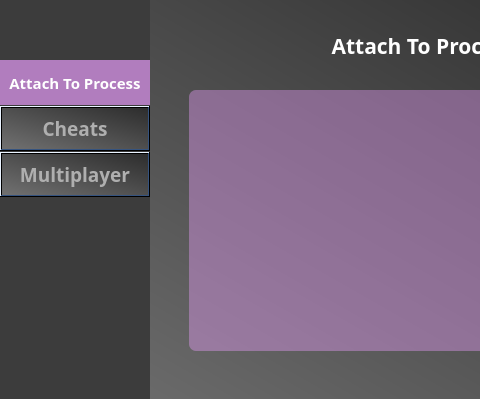
itaybiran/MinesweeperCheats-Client, file gui/attach_to_process.ui: the form before one commit; both pictures show x 0 to 480 and y 0 to 399 of the 699 by 399 pixel window.
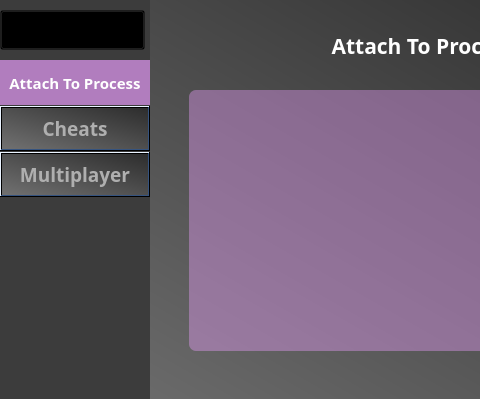
The form after the commit. Icons and pictures are not drawn.

Patch:
```diff
--- a/gui/attach_to_process.ui
+++ b/gui/attach_to_process.ui
@@ -71,6 +71,37 @@
     <property name="styleSheet">
      <string notr="true">background-color:rgb(60,60,60)</string>
     </property>
+    <widget class="QPushButton" name="NameLabel">
+     <property name="geometry">
+      <rect>
+       <x>0</x>
+       <y>11</y>
+       <width>145</width>
+       <height>40</height>
+      </rect>
+     </property>
+     <property name="font">
+      <font>
+       <family>Segoe UI Black</family>
+       <pointsize>11</pointsize>
+       <weight>75</weight>
+       <bold>true</bold>
+      </font>
+     </property>
+     <property name="styleSheet">
+      <string notr="true">background-color:transparent;
+color:white;</string>
+     </property>
+     <property name="text">
+      <string/>
+     </property>
+     <property name="iconSize">
+      <size>
+       <width>39</width>
+       <height>39</height>
+      </size>
+     </property>
+    </widget>
    </widget>
    <widget class="QPushButton" name="CheatsButton">
     <property name="geometry">
@@ -1032,34 +1063,6 @@
      <string>Multiplayer</string>
     </property>
    </widget>
-   <widget class="QLabel" name="NameLabel">
-    <property name="geometry">
-     <rect>
-      <x>15</x>
-      <y>15</y>
-      <width>121</width>
-      <height>31</height>
-     </rect>
-    </property>
-    <property name="font">
-     <font>
-      <family>Segoe UI Black</family>
-      <pointsize>16</pointsize>
-      <weight>75</weight>
-      <bold>true</bold>
-     </font>
-    </property>
-    <property name="styleSheet">
-     <string notr="true">background-color:transparent;
-color:white;</string>
-    </property>
-    <property name="text">
-     <string/>
-    </property>
-    <property name="alignment">
-     <set>Qt::AlignCenter</set>
-    </property>
-   </widget>
    <widget class="QPushButton" name="ProcessButton">
     <property name="geometry">
      <rect>
```
